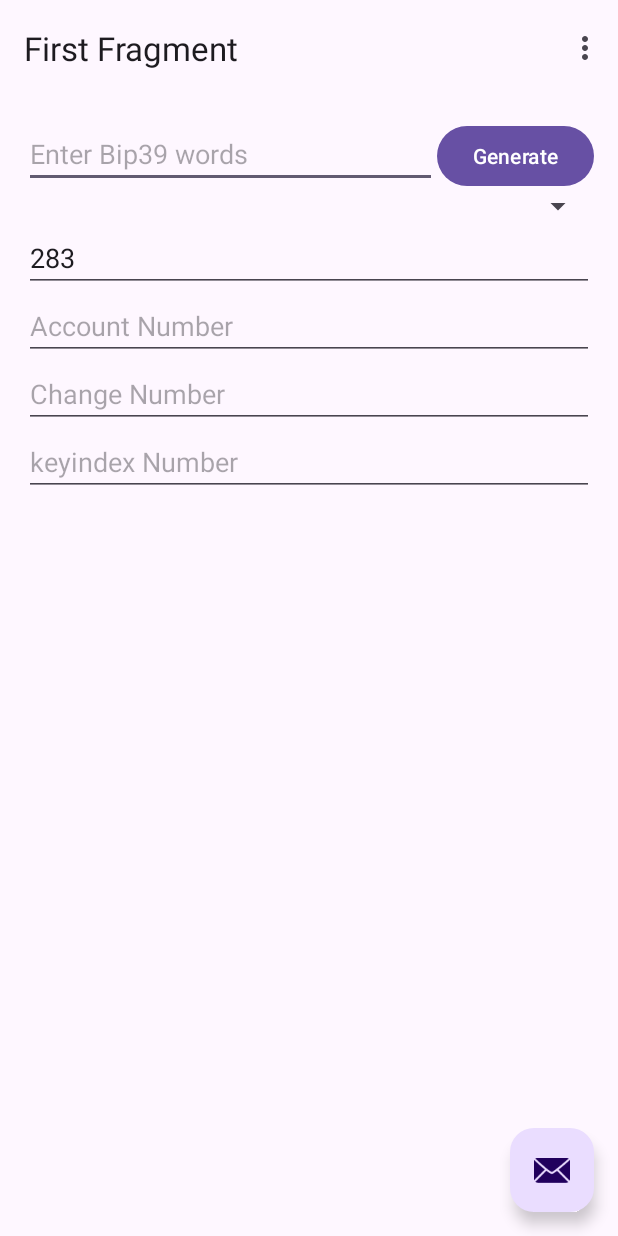
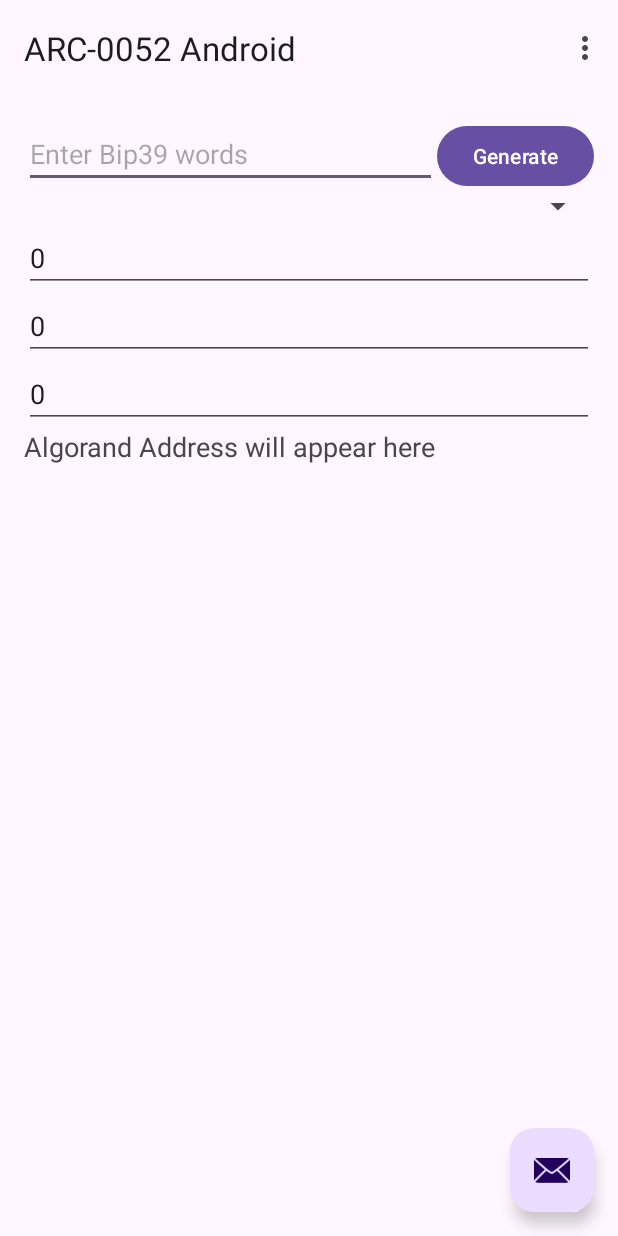
Before and after one commit to algorandfoundation/arc52-android-wallet, an Android app: the screen it shows after launch (MainActivity), on a phone screen of 412 x 824 dp. Run offline under Robolectric (Android 15) with nearby library versions, the phone set to English and light mode, and no system bars; our stand-ins replace navigation-ui; libraries missing offline, so code that uses them is left out: cash.z.ecc, com.algorand.algosdk, org.bouncycastle.jce; 5 statements that could not run were skipped.

```diff
--- a/app/build.gradle
+++ b/app/build.gradle
@@ -60,9 +60,6 @@ dependencies {
     androidTestImplementation 'androidx.test.ext:junit:1.1.5'
     androidTestImplementation 'androidx.test.espresso:espresso-core:3.5.1'
 
-    // We need bouncy castle to compensate for the fact that Android lacks access to HMAC 512/256
-    implementation 'org.bouncycastle:bcprov-jdk15on:1.70'
-
     // For Hardcoded Bip32Ed25519
 
     // For data validation
--- a/app/src/main/java/com/algorandfoundation/arc52_android_wallet/MainActivity.kt
+++ b/app/src/main/java/com/algorandfoundation/arc52_android_wallet/MainActivity.kt
@@ -10,6 +10,9 @@ import androidx.navigation.ui.setupActionBarWithNavController
 import android.view.Menu
 import android.view.MenuItem
 import com.algorandfoundation.arc52_android_wallet.databinding.ActivityMainBinding
+import org.bouncycastle.jce.provider.BouncyCastleProvider
+import java.security.Security
+import java.security.Security.*
 
 class MainActivity : AppCompatActivity() {
 
@@ -18,6 +21,10 @@ class MainActivity : AppCompatActivity() {
 
     override fun onCreate(savedInstanceState: Bundle?) {
         super.onCreate(savedInstanceState)
+
+        // We need to
+        removeProvider("BC");
+        insertProviderAt(BouncyCastleProvider(), 0);
 
         binding = ActivityMainBinding.inflate(layoutInflater)
         setContentView(binding.root)
--- a/app/src/main/res/layout/fragment_first.xml
+++ b/app/src/main/res/layout/wallet.xml
@@ -4,7 +4,7 @@
     xmlns:tools="http://schemas.android.com/tools"
     android:layout_width="match_parent"
     android:layout_height="match_parent"
-    tools:context=".FirstFragment">
+    tools:context=".Wallet">
 
     <androidx.constraintlayout.widget.ConstraintLayout
         android:layout_width="match_parent"
@@ -38,25 +38,16 @@
             app:layout_constraintTop_toBottomOf="@+id/bip39WordsEditText" />
 
         <EditText
-            android:id="@+id/cointypeEditText"
-            android:layout_width="0dp"
-            android:layout_height="wrap_content"
-            android:hint="Cointype"
-            android:inputType="number"
-            android:text="283"
-            app:layout_constraintEnd_toEndOf="parent"
-            app:layout_constraintStart_toStartOf="parent"
-            app:layout_constraintTop_toBottomOf="@+id/keyContextSpinner" />
-
-        <EditText
             android:id="@+id/accountNumberEditText"
             android:layout_width="0dp"
             android:layout_height="wrap_content"
             android:hint="Account Number"
             android:inputType="number"
+            android:text="0"
+            android:maxLength="10"
             app:layout_constraintEnd_toEndOf="parent"
             app:layout_constraintStart_toStartOf="parent"
-            app:layout_constraintTop_toBottomOf="@+id/cointypeEditText" />
+            app:layout_constraintTop_toBottomOf="@+id/keyContextSpinner" />
 
         <EditText
             android:id="@+id/changeNumberEditText"
@@ -64,6 +55,8 @@
             android:layout_height="wrap_content"
             android:hint="Change Number"
             android:inputType="number"
+            android:text="0"
+            android:maxLength="10"
             app:layout_constraintEnd_toEndOf="parent"
             app:layout_constraintStart_toStartOf="parent"
             app:layout_constraintTop_toBottomOf="@+id/accountNumberEditText" />
@@ -74,9 +67,21 @@
             android:layout_height="wrap_content"
             android:hint="keyindex Number"
             android:inputType="number"
+            android:text="0"
+            android:maxLength="10"
             app:layout_constraintEnd_toEndOf="parent"
             app:layout_constraintStart_toStartOf="parent"
             app:layout_constraintTop_toBottomOf="@+id/changeNumberEditText" />
 
+        <TextView
+            android:id="@+id/algorandAddressTextView"
+            android:layout_width="match_parent"
+            android:layout_height="wrap_content"
+            android:editable="false"
+            android:text="Algorand Address will appear here"
+            android:textSize="18sp"
+            app:layout_constraintEnd_toEndOf="parent"
+            app:layout_constraintStart_toStartOf="parent"
+            app:layout_constraintTop_toBottomOf="@+id/keyindexNumberEditText" />
     </androidx.constraintlayout.widget.ConstraintLayout>
 </androidx.core.widget.NestedScrollView>
--- a/app/src/main/res/navigation/nav_graph.xml
+++ b/app/src/main/res/navigation/nav_graph.xml
@@ -7,22 +7,10 @@
 
     <fragment
         android:id="@+id/FirstFragment"
-        android:name="com.algorandfoundation.arc52_android_wallet.FirstFragment"
+        android:name="com.algorandfoundation.arc52_android_wallet.Wallet"
         android:label="@string/first_fragment_label"
-        tools:layout="@layout/fragment_first">
+        tools:layout="@layout/wallet">
 
-        <action
-            android:id="@+id/action_FirstFragment_to_SecondFragment"
-            app:destination="@id/SecondFragment" />
     </fragment>
-    <fragment
-        android:id="@+id/SecondFragment"
-        android:name="com.algorandfoundation.arc52_android_wallet.SecondFragment"
-        android:label="@string/second_fragment_label"
-        tools:layout="@layout/fragment_second">
 
-        <action
-            android:id="@+id/action_SecondFragment_to_FirstFragment"
-            app:destination="@id/FirstFragment" />
-    </fragment>
 </navigation>
--- a/app/src/main/res/values/strings.xml
+++ b/app/src/main/res/values/strings.xml
@@ -2,8 +2,7 @@
     <string name="app_name">arc52-android-wallet</string>
     <string name="action_settings">Settings</string>
     <!-- Strings used for fragments for navigation -->
-    <string name="first_fragment_label">First Fragment</string>
-    <string name="second_fragment_label">Second Fragment</string>
+    <string name="first_fragment_label">ARC-0052 Android</string>
     <string name="next">Next</string>
     <string name="previous">Previous</string>
 
```
Also changed, not shown: app/src/main/java/com/algorandfoundation/arc52_android_wallet/SecondFragment.kt (deleted, +0 -44 lines), app/src/main/java/com/algorandfoundation/arc52_android_wallet/Wallet.kt (renamed from app/src/main/java/com/algorandfoundation/arc52_android_wallet/FirstFragment.kt, +83 -14 lines), app/src/main/res/layout/fragment_second.xml (deleted, +0 -35 lines).
